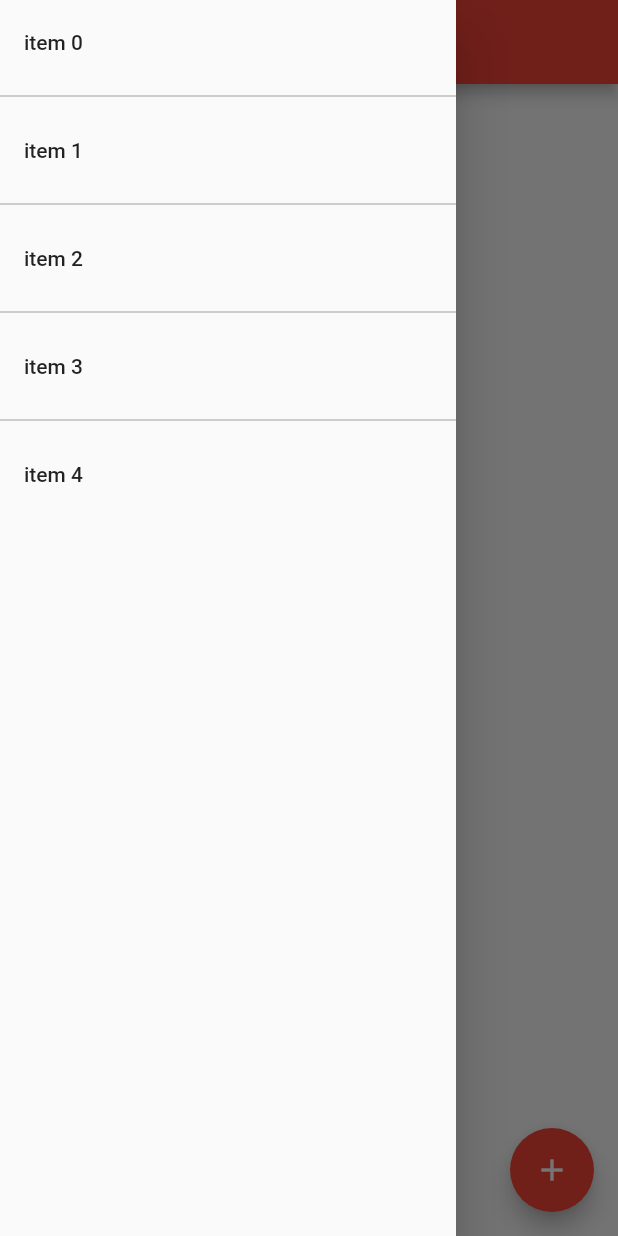
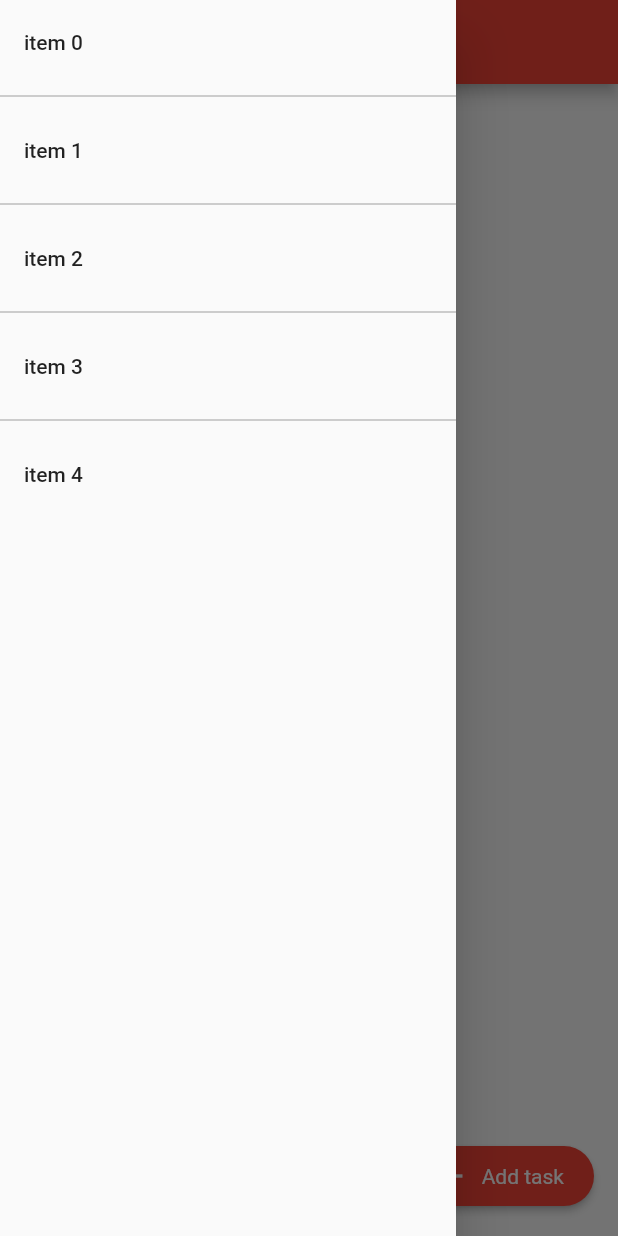
Before and after one commit to pavelpichrt/goals, a Flutter app: the screen it shows after launch, with the side drawer open, on a phone screen of 412 x 824 dp. Run offline on Flutter 3.47's test engine with Material 2 defaults, Android fonts, the phone set to English and light mode, and no system bars; our stand-ins replace flutter_calendar_carousel.

Commit message:
#4: Added tasks view

```diff
--- a/lib/main.dart
+++ b/lib/main.dart
@@ -1,5 +1,5 @@
 import 'package:flutter/material.dart';
-import 'package:goals/todo-list.dart';
+import 'package:goals/tasks/task-list.dart';
 
 void main() => runApp(GoalsApp());
 
@@ -8,7 +8,7 @@ class GoalsApp extends StatelessWidget {
   Widget build(BuildContext context) {
     return MaterialApp(
       title: 'Goals',
-      home: new ToDoList(),
+      home: new TaskList(),
       theme: ThemeData(
         primarySwatch: Colors.red,
       )
--- /dev/null
+++ b/lib/tasks/add-task-button.dart
@@ -0,0 +1,40 @@
+import 'package:flutter/cupertino.dart';
+import 'package:flutter/foundation.dart';
+import 'package:flutter/material.dart';
+
+class AddTaskButton extends StatelessWidget {
+  AddTaskButton({@required this.onPressed});
+
+  final GestureTapCallback onPressed;
+
+  @override
+  Widget build(BuildContext context) {
+    return RawMaterialButton(
+      fillColor: Colors.red,
+      splashColor: Colors.orange,
+      child: Padding(
+        padding: const EdgeInsets.symmetric(
+          vertical: 8.0,
+          horizontal: 20.0,
+        ),
+        child: Row(
+          mainAxisSize: MainAxisSize.min,
+          children: const <Widget>[
+            Icon(
+              Icons.add,
+              color: Colors.white
+            ),
+            SizedBox(width: 8.0),
+            Text(
+              'Add task',
+              style: TextStyle(color: Colors.white),
+            ),
+          ],
+        )
+
+      ),
+      onPressed: onPressed,
+      shape: const StadiumBorder(),
+    );
+  }
+}
--- /dev/null
+++ b/lib/tasks/task-item.dart
@@ -0,0 +1,7 @@
+class TaskItem {
+  final String text;
+  final DateTime createdDate;
+  final DateTime dueDate;
+
+  TaskItem(this.text, this.dueDate, this.createdDate);
+}
--- /dev/null
+++ b/lib/tasks/task-list.dart
@@ -0,0 +1,116 @@
+import 'package:flutter/material.dart';
+import 'package:flutter/cupertino.dart';
+import 'package:goals/tasks/add-task-button.dart';
+import 'package:goals/tasks/task-item.dart';
+import 'package:intl/intl.dart';
+import 'package:goals/tasks/add-task.dart';
+
+class TaskList extends StatefulWidget {
+  @override
+  createState() => new ToDoListState();
+}
+
+class ToDoListState extends State<TaskList> {
+  List<TaskItem> _taskItems = [];
+
+  void _addTaskItem(String text, DateTime dueDate) {
+    debugPrint('asd');
+    debugPrint(dueDate.toString());
+
+    setState(() {
+      _taskItems.add(TaskItem(text, dueDate, new DateTime.now()));
+    });
+  }
+
+  void _removeTaskItem(int index) {
+    setState(() => _taskItems.removeAt(index));
+  }
+
+  void _promptRemoveTodoItem(int index) {
+    showDialog(
+      context: context,
+      builder: (BuildContext context) {
+        final TaskItem todo = _taskItems[index];
+
+        return AlertDialog(
+          title: Text('Mark "${todo.text}" as done?'),
+          actions: <Widget>[
+            FlatButton(
+              child: Text('CANCEL'),
+              onPressed: () => Navigator.of(context).pop(),
+            ),
+            FlatButton(
+              child: Text('Mark as DONE'),
+              onPressed: () {
+                _removeTaskItem(index);
+                Navigator.of(context).pop();
+              },
+            ),
+          ],
+        );
+      },
+    );
+  }
+
+  Widget _buildTaskList() {
+    _taskItems.sort((task1, task2) => task1.dueDate.compareTo(task2.dueDate));
+
+    return new ListView.builder(
+      padding: const EdgeInsets.all(8.0),
+      itemBuilder: (context, index) {
+        if (index < _taskItems.length) {
+          return _buildTaskItem(_taskItems[index], index);
+        }
+      },
+    );
+  }
+
+  Widget _buildTaskItem(TaskItem task, int index) {
+    final String formattedDate =
+        DateFormat('dd/MM/y HH:mm').format(task.dueDate);
+
+    return Container(
+      child: ListTile(
+        trailing: IconButton(
+          icon: Icon(Icons.check_circle_outline),
+          onPressed: () => _promptRemoveTodoItem(index),
+        ),
+        title: Text(task.text),
+        subtitle: Text('Due: $formattedDate'),
+      ),
+      decoration: BoxDecoration(
+        border: const Border(bottom: BorderSide(color: Colors.black12)),
+      ),
+    );
+  }
+
+  void _pushAddToDoScreen() {
+    Navigator.of(context).push(
+      MaterialPageRoute(
+        builder: (context) => AddTask(onSubmitted: _addTaskItem),
+      ),
+    );
+  }
+
+  @override
+  Widget build(BuildContext context) {
+    return Scaffold(
+      drawer: Drawer(
+        child: ListView.separated(
+          separatorBuilder: (context, index) => Divider(color: Colors.grey),
+          itemCount: 5,
+          itemBuilder: (context, index) {
+            return ListTile(
+              title: Text('item $index'),
+            );
+          },
+        ),
+      ),
+      appBar: AppBar(title: Text('Tasks')),
+      body: _buildTaskList(),
+      floatingActionButton: new AddTaskButton(
+        onPressed: _pushAddToDoScreen,
+      ),
+    );
+  }
+}
--- a/lib/todo-list.dart
+++ /dev/null
@@ -1,111 +0,0 @@
-import 'package:flutter/material.dart';
-import 'package:flutter/cupertino.dart';
-
-class ToDoList extends StatefulWidget {
-  @override
-  createState() => new ToDoListState();
-}
-
-class ToDoListState extends State<ToDoList> {
-  List<String> _todoItems = [];
-
-  void _addToDoItem(String task) {
-    setState(() {
-      _todoItems.add(task);
-    });
-  }
-
-  void _removeToDoItem(int index) {
-    setState(() => _todoItems.removeAt(index));
-  }
-
-  void _promptRemoveTodoItem(int index) {
-    showDialog(
-        context: context,
-        builder: (BuildContext context) {
-          return AlertDialog(
-              title: new Text('Mark "${_todoItems[index]}" as done?'),
-              actions: <Widget>[
-                new FlatButton(
-                  child: new Text('CANCEL'),
-                  onPressed: () => Navigator.of(context).pop(),
-                ),
-                new FlatButton(
-                  child: new Text('Mark as DONE'),
-                  onPressed: () {
-                    _removeToDoItem(index);
-                    Navigator.of(context).pop();
-                  },
-                )
-              ]);
-        });
-  }
-
-  Widget _buildToDoList() {
-    return new ListView.builder(
-      padding: const EdgeInsets.all(8.0),
-      itemBuilder: (context, index) {
-        if (index < _todoItems.length) {
-          return _buildToDoItem(_todoItems[index], index);
-        }
-      },
-    );
-  }
-
-  Widget _buildToDoItem(String todoText, int index) {
-    return new ListTile(
-      trailing: new IconButton(
-        icon: Icon(Icons.check_circle_outline),
-        onPressed: () => _promptRemoveTodoItem(index),
-      ),
-      title: Text(todoText),
-      subtitle: Text('prdel'),
-    );
-  }
-
-  Widget _pushAddToDoScreen() {
-    Navigator.of(context).push(
-      new MaterialPageRoute(builder: (context) {
-        return new Scaffold(
-          appBar: new AppBar(
-            title: new Text('Add a new task'),
-          ),
-          body: new TextField(
-            autofocus: true,
-            onSubmitted: (val) {
-              _addToDoItem(val);
-              Navigator.pop(context);
-            },
-            decoration: new InputDecoration(
-                hintText: 'Add something, bitch... :D',
-                contentPadding: const EdgeInsets.all(16.0)),
-          ),
-        );
-      }),
-    );
-  }
-
-  @override
-  Widget build(BuildContext context) {
-    return new Scaffold(
-      drawer: Drawer(
-        child: ListView.separated(
-          separatorBuilder: (context, index) => Divider(color: Colors.grey),
-          itemCount: 5,
-          itemBuilder: (context, index) {
-            return ListTile(
-              title: Text('item $index'),
-            );
-          },
-        ),
-      ),
-      appBar: AppBar(title: Text('ToDo List')),
-      body: _buildToDoList(),
-      floatingActionButton: new FloatingActionButton(
-        onPressed: _pushAddToDoScreen,
-        tooltip: 'Add task',
-        child: new Icon(Icons.add),
-      ),
-    );
-  }
-}
--- a/pubspec.yaml
+++ b/pubspec.yaml
@@ -1,5 +1,5 @@
 name: goals
-description: A new Flutter project.
+description: Add a description
 
 # The following defines the version and build number for your application.
 # A version number is three numbers separated by dots, like 1.2.43
@@ -19,6 +19,9 @@ environment:
 dependencies:
   flutter:
     sdk: flutter
+
+  intl: ^0.15.8
+  flutter_calendar_carousel: ^1.3.18
 
   # The following adds the Cupertino Icons font to your application.
   # Use with the CupertinoIcons class for iOS style icons.
```
Also changed, not shown: lib/tasks/add-task.dart (added, +65 -0 lines), 3 other files.
